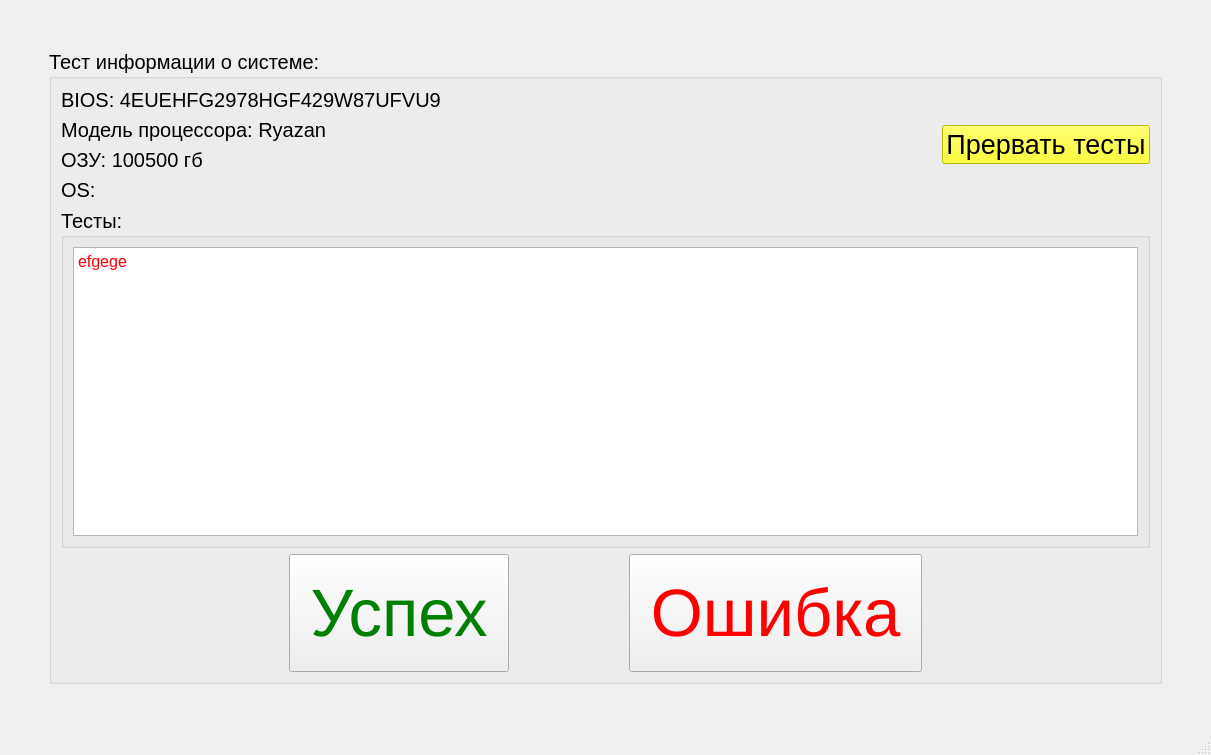
Before: the Qt Designer form ui/test_sys_info.ui in Mex93/MonoblockTests, drawn with Qt 5.
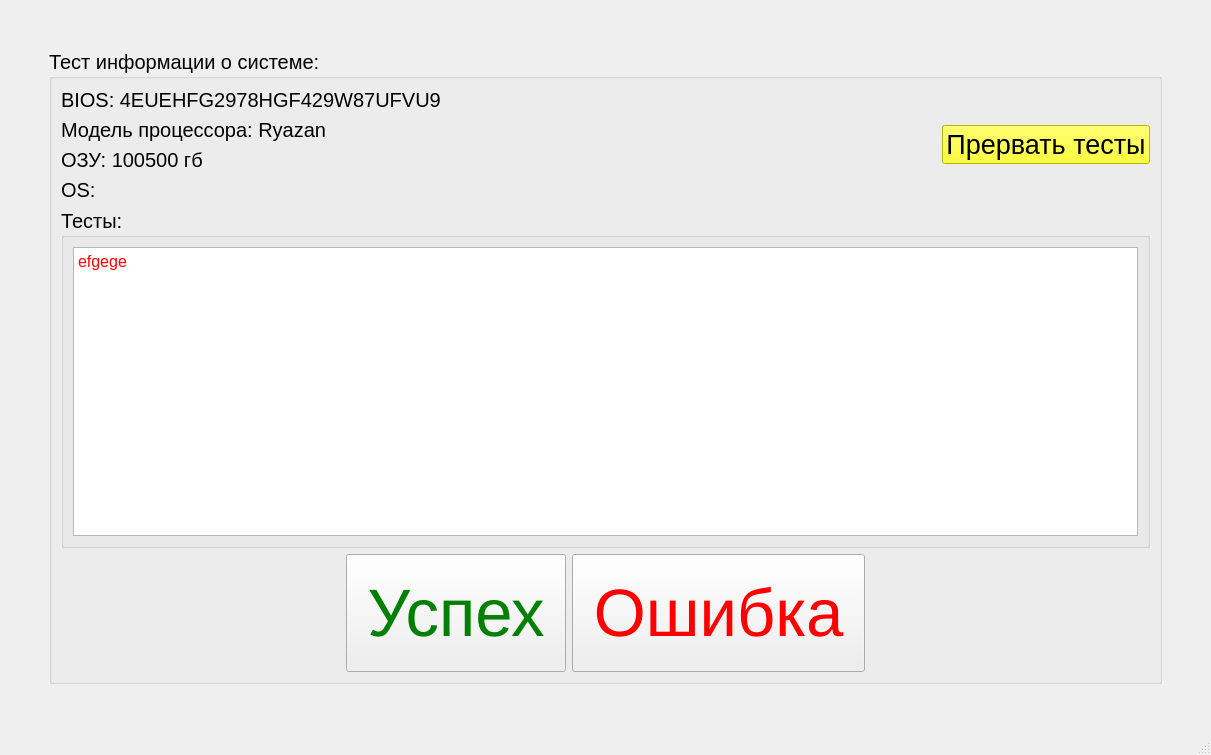
After: the same form once the commit is applied. Icons and pictures are not drawn.

Commit message: rebuild all tests gui, is process for rebuilding all for Danil

```diff
--- a/ui/test_sys_info.ui
+++ b/ui/test_sys_info.ui
@@ -215,19 +215,6 @@
                    </property>
                   </spacer>
                  </item>
-                 <item>
-                  <spacer name="horizontalSpacer">
-                   <property name="orientation">
-                    <enum>Qt::Orientation::Horizontal</enum>
-                   </property>
-                   <property name="sizeHint" stdset="0">
-                    <size>
-                     <width>40</width>
-                     <height>20</height>
-                    </size>
-                   </property>
-                  </spacer>
-                 </item>
                  <item>
                   <widget class="QPushButton" name="pushButton_success">
                    <property name="font">
@@ -244,19 +231,6 @@
                    </property>
                   </widget>
                  </item>
-                 <item>
-                  <spacer name="horizontalSpacer_2">
-                   <property name="orientation">
-                    <enum>Qt::Orientation::Horizontal</enum>
-                   </property>
-                   <property name="sizeHint" stdset="0">
-                    <size>
-                     <width>40</width>
-                     <height>20</height>
-                    </size>
-                   </property>
-                  </spacer>
-                 </item>
                  <item>
                   <widget class="QPushButton" name="pushButton_fail">
                    <property name="font">
@@ -273,19 +247,6 @@
                    </property>
                   </widget>
                  </item>
-                 <item>
-                  <spacer name="horizontalSpacer_4">
-                   <property name="orientation">
-                    <enum>Qt::Orientation::Horizontal</enum>
-                   </property>
-                   <property name="sizeHint" stdset="0">
-                    <size>
-                     <width>40</width>
-                     <height>20</height>
-                    </size>
-                   </property>
-                  </spacer>
-                 </item>
                  <item>
                   <spacer name="horizontalSpacer_5">
                    <property name="orientation">
```
The commit also changes 28 other files.
